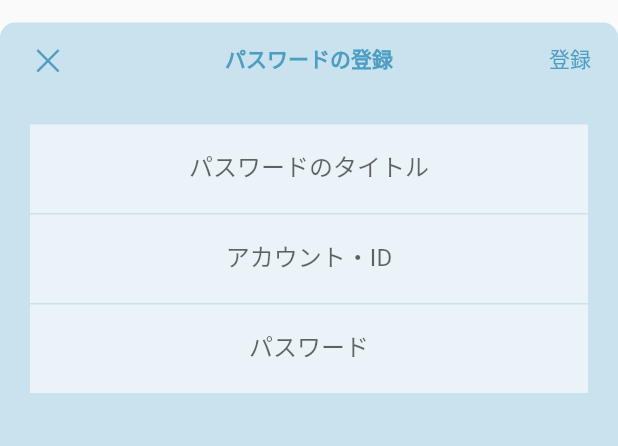
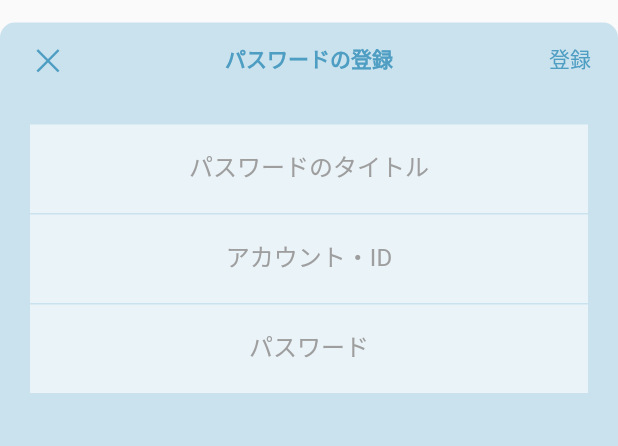
Before and after one commit to ten-revengineer/PasswordManagerApp, a Flutter app: the AccountRegist widget shown alone on an empty page, opened directly, on a phone screen of 412 x 824 dp. Shown: the top 446 px of the screen. Run offline on Flutter 3.47's test engine with Material 2 defaults, Android fonts, the phone set to English and light mode, and no system bars.

Commit message:
style:change the fontColor of description in TextField

```diff
--- a/lib/account_regist.dart
+++ b/lib/account_regist.dart
@@ -64,7 +64,8 @@ class _AccountRegistState extends State<AccountRegist> {
                     decoration: const InputDecoration(
                         border: InputBorder.none,
                         label: Center(
-                          child: Text('パスワードのタイトル'),
+                          child: Text('パスワードのタイトル',
+                              style: TextStyle(color: Colors.grey)),
                         )),
                     // 入力されたテキストの値を受け取る（valueが入力されたテキスト）
                     onChanged: (String value) {
@@ -83,7 +84,8 @@ class _AccountRegistState extends State<AccountRegist> {
                     decoration: const InputDecoration(
                         border: InputBorder.none,
                         label: Center(
-                          child: Text('アカウント・ID'),
+                          child: Text('アカウント・ID',
+                              style: TextStyle(color: Colors.grey)),
                         )),
                     // 入力されたテキストの値を受け取る（valueが入力されたテキスト）
                     onChanged: (String value) {
@@ -102,7 +104,8 @@ class _AccountRegistState extends State<AccountRegist> {
                     decoration: const InputDecoration(
                         border: InputBorder.none,
                         label: Center(
-                          child: Text('パスワード'),
+                          child: Text('パスワード',
+                              style: TextStyle(color: Colors.grey)),
                         )),
                     // 入力されたテキストの値を受け取る（valueが入力されたテキスト）
                     onChanged: (String value) {
```
